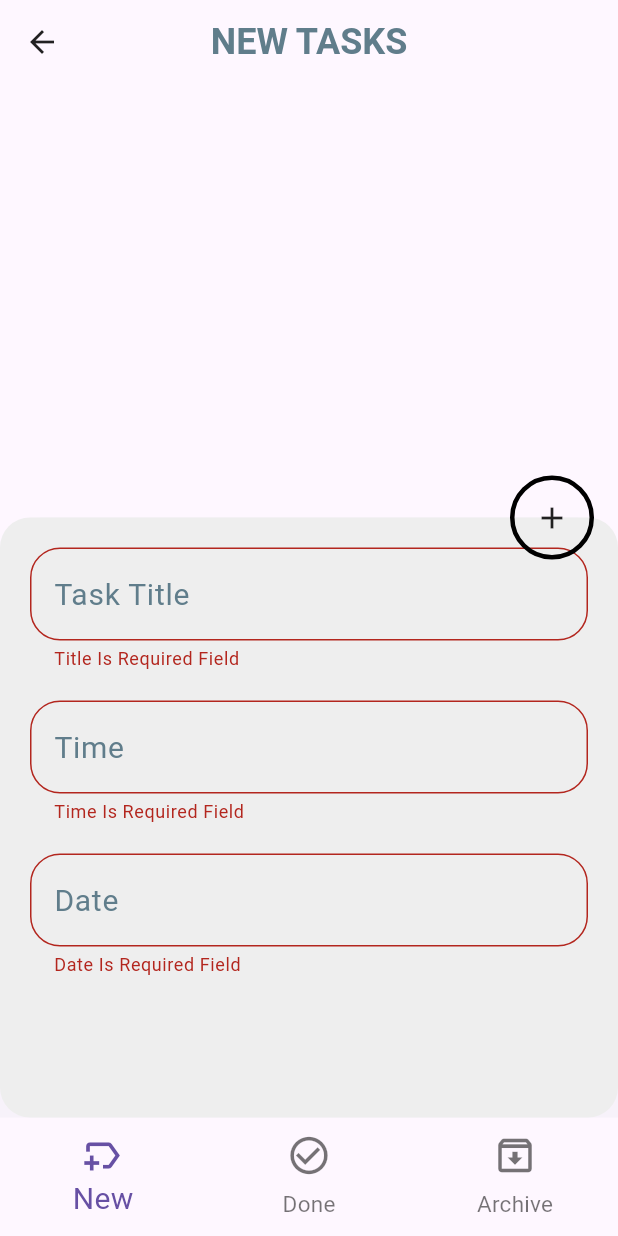
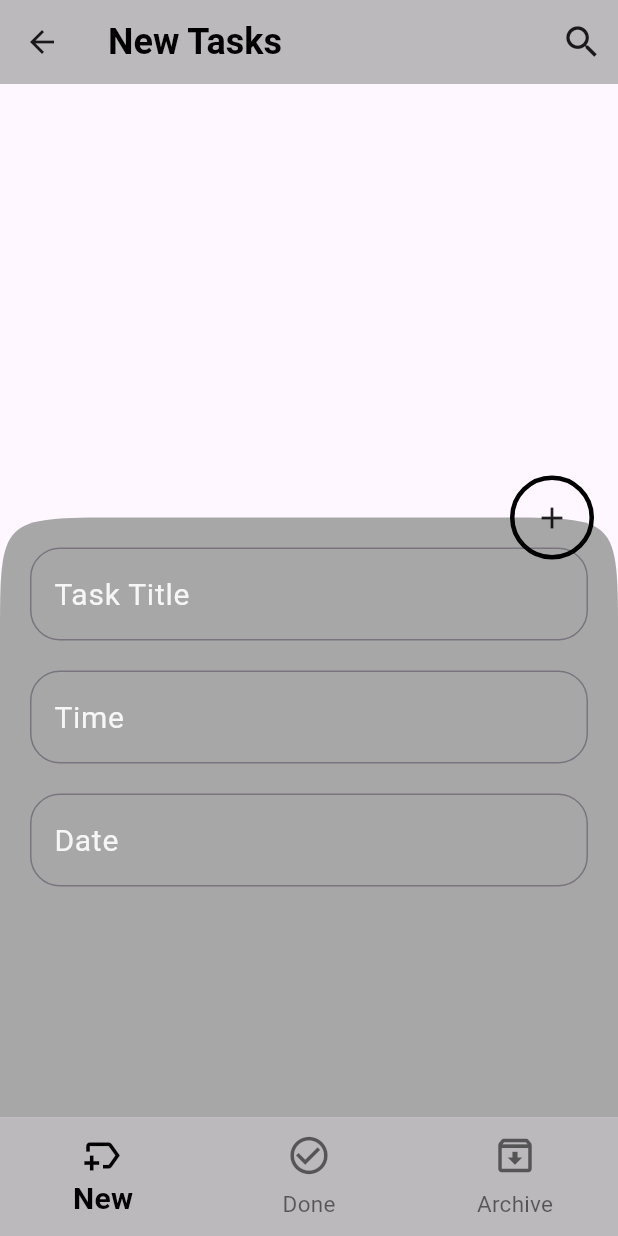
Before and after one commit to Tarek7Rashad/todo_flutter_app, a Flutter app: the screen it shows after launch, after a tap on the "edit" icon, on a phone screen of 412 x 824 dp. Run offline on Flutter 3.47's test engine with Material 3 defaults, Android fonts, the phone set to English and light mode, and no system bars; our stand-ins replace awesome_dialog, bloc, conditional_builder_null_safety, flutter_bloc, sqflite; accounts and stored records are empty.

Commit message:
finish todo App

```diff
--- a/todo_app2/lib/cubits/tasksCubit/cubit/tasks_cubit_cubit.dart
+++ b/todo_app2/lib/cubits/tasksCubit/cubit/tasks_cubit_cubit.dart
@@ -26,7 +26,7 @@ class TasksCubitCubit extends Cubit<TasksCubitState> {
     const DoneTasks(),
     const ArchivedTasks()
   ];
-  List<String> titles = ["NEW TASKS", "DONE TASKS", "ARCHIVE TASKS"];
+  List<String> titles = ["New Tasks", "Done Tasks", "Archive Tasks"];
   void changeIndex(int value) {
     currrentIndex = value;
     emit(AppNavigationBar());
--- a/todo_app2/lib/layouts/HomePage.dart
+++ b/todo_app2/lib/layouts/HomePage.dart
@@ -52,20 +52,23 @@ class _HomePageState extends State<HomePage> {
                             date: dateTextEditingController.text,
                             time: timeTextEditingController.text,
                           );
+                          autovalidateMode = AutovalidateMode.always;
                         }
                       } else {
+                        autovalidateMode = AutovalidateMode.disabled;
                         scaffoldKey.currentState!
                             .showBottomSheet(
+                              shape: const ContinuousRectangleBorder(
+                                  borderRadius: BorderRadius.only(
+                                      topLeft: Radius.circular(80),
+                                      topRight: Radius.circular(80))),
+                              backgroundColor: kGreyColor.withOpacity(.9),
                               (context) {
-                                autovalidateMode = AutovalidateMode.always;
                                 return Form(
-                                  autovalidateMode: autovalidateMode,
+                                  autovalidateMode:
+                                      AutovalidateMode.onUserInteraction,
                                   key: formKey,
-                                  child: Container(
-                                    decoration: BoxDecoration(
-                                      borderRadius: BorderRadius.circular(20),
-                                      color: Colors.grey[200],
-                                    ),
+                                  child: SizedBox(
                                     height: 400,
                                     child: Padding(
                                       padding: const EdgeInsets.symmetric(
@@ -210,13 +213,18 @@ class _HomePageState extends State<HomePage> {
               bottomNavigationBar: CustomBottomNavigationBar(cubit: cubit),
               appBar: AppBar(
                 iconTheme: const IconThemeData(color: Colors.black87),
-                backgroundColor: Colors.transparent,
+                backgroundColor: kGreyColor.withOpacity(.7),
                 elevation: 0,
-                centerTitle: true,
+                actions: [
+                  IconButton(
+                      iconSize: 28,
+                      onPressed: () {},
+                      icon: const Icon(Icons.search))
+                ],
                 title: Text(
                   cubit.titles[cubit.currrentIndex],
                   style: const TextStyle(
-                      color: Colors.blueGrey,
+                      color: Colors.black,
                       fontSize: 24,
                       fontWeight: FontWeight.bold),
                 ),
--- a/todo_app2/lib/shared/constant.dart
+++ b/todo_app2/lib/shared/constant.dart
@@ -1,4 +1,9 @@
 import 'package:flutter/material.dart';
+
+const kBlackColor = Colors.black87;
+const kBlueGreyColor = Colors.blueGrey;
+const kGreyColor = Colors.grey;
+const kWhiteColor = Colors.white;
 
 List<Map> tasks = [];
 
--- a/todo_app2/lib/widgets/CustomBottomNavigationBar.dart
+++ b/todo_app2/lib/widgets/CustomBottomNavigationBar.dart
@@ -12,15 +12,17 @@ class CustomBottomNavigationBar extends StatelessWidget {
   @override
   Widget build(BuildContext context) {
     return BottomNavigationBar(
+      selectedItemColor: Colors.black,
       type: BottomNavigationBarType.fixed,
       currentIndex: cubit.currrentIndex,
       onTap: (value) {
         cubit.changeIndex(value);
       },
-      backgroundColor: Colors.transparent,
+      backgroundColor: Colors.grey.withOpacity(.7),
       elevation: 0,
       iconSize: 30,
-      selectedLabelStyle: const TextStyle(fontSize: 20),
+      selectedLabelStyle:
+          const TextStyle(fontSize: 20, fontWeight: FontWeight.bold),
       unselectedFontSize: 15,
       items: const [
         BottomNavigationBarItem(
--- a/todo_app2/lib/widgets/CustomTextFormField.dart
+++ b/todo_app2/lib/widgets/CustomTextFormField.dart
@@ -1,4 +1,5 @@
 import 'package:flutter/material.dart';
+import 'package:todo_app2/shared/constant.dart';
 
 class CustomTextFormField extends StatelessWidget {
   const CustomTextFormField({
@@ -33,20 +34,22 @@ class CustomTextFormField extends StatelessWidget {
       decoration: InputDecoration(
           hintText: hintTxt,
           labelText: labelTxt,
-          labelStyle: const TextStyle(fontSize: 20, color: Colors.blueGrey),
-          hintStyle: const TextStyle(fontSize: 20, color: Colors.grey),
+          labelStyle:
+              TextStyle(fontSize: 20, color: kWhiteColor.withOpacity(.9)),
+          hintStyle:
+              TextStyle(fontSize: 20, color: kWhiteColor.withOpacity(.5)),
           border: OutlineInputBorder(
             borderRadius: BorderRadius.circular(20),
             borderSide: const BorderSide(
               width: 0.3,
-              color: Colors.grey,
+              color: kWhiteColor,
             ),
           ),
           focusedBorder: OutlineInputBorder(
             borderRadius: BorderRadius.circular(20),
-            borderSide: const BorderSide(
+            borderSide: BorderSide(
               width: 2,
-              color: Colors.blueGrey,
+              color: kBlackColor.withOpacity(.7),
             ),
           )),
     );
--- a/todo_app2/lib/widgets/tasksBody.dart
+++ b/todo_app2/lib/widgets/tasksBody.dart
@@ -2,10 +2,18 @@
 import 'package:awesome_dialog/awesome_dialog.dart';
 import 'package:flutter/material.dart';
 import 'package:todo_app2/cubits/tasksCubit/cubit/tasks_cubit_cubit.dart';
+import 'package:todo_app2/shared/constant.dart';
 
 Widget buildTaskItem(Map tasksMap, context) {
   return Padding(
-    padding: const EdgeInsets.symmetric(horizontal: 16),
+    padding: const EdgeInsets.symmetric(horizontal: 8),
+    child: Card(
+      color: Colors.blueGrey,
+      shape: ContinuousRectangleBorder(borderRadius: BorderRadius.circular(20)),
+      elevation: 20,
+      shadowColor: Colors.grey,
+      child: Padding(
+        padding: const EdgeInsets.symmetric(horizontal: 16, vertical: 16),
         child: Row(
           children: [
             CircleAvatar(
@@ -13,7 +21,10 @@ Widget buildTaskItem(Map tasksMap, context) {
               radius: 40,
               child: Text(
                 '${tasksMap['time']}',
-            style: const TextStyle(fontSize: 18, fontWeight: FontWeight.bold),
+                style: const TextStyle(
+                    fontSize: 18,
+                    fontWeight: FontWeight.bold,
+                    color: kGreyColor),
               ),
             ),
             const SizedBox(
@@ -25,13 +36,13 @@ Widget buildTaskItem(Map tasksMap, context) {
                 children: [
                   Text(
                     '${tasksMap['title']}',
-                style:
-                    const TextStyle(fontSize: 18, fontWeight: FontWeight.bold),
+                    style: const TextStyle(
+                        fontSize: 18, fontWeight: FontWeight.bold),
                   ),
                   Text(
                     '${tasksMap['date']}',
-                style:
-                    const TextStyle(fontSize: 18, fontWeight: FontWeight.bold),
+                    style: const TextStyle(
+                        fontSize: 18, fontWeight: FontWeight.bold),
                   ),
                 ],
               ),
@@ -130,5 +141,7 @@ Widget buildTaskItem(Map tasksMap, context) {
             ),
           ],
         ),
+      ),
+    ),
   );
 }
```
Lines whose indentation alone changed are shown as unchanged.
